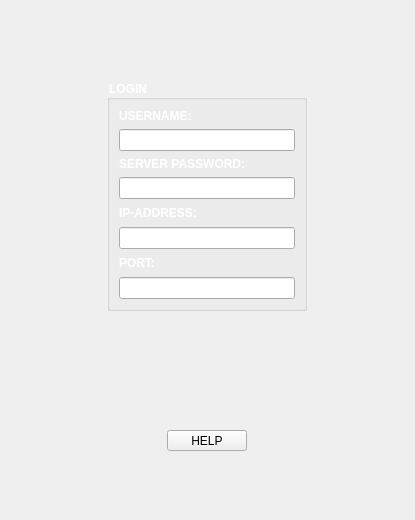
First picture: the form in RubberContractBridge/gui/clientlogin.ui, repository CFWagner/EPE321-RubberContractBridge, before the edit.
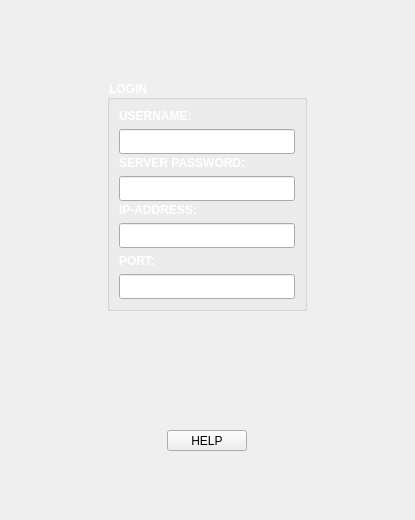
Second picture: the form after the edit.

Diff of the .ui file:
```diff
--- a/RubberContractBridge/gui/clientlogin.ui
+++ b/RubberContractBridge/gui/clientlogin.ui
@@ -42,6 +42,12 @@
       </item>
       <item>
        <widget class="QLineEdit" name="usernameLine">
+        <property name="minimumSize">
+         <size>
+          <width>0</width>
+          <height>25</height>
+         </size>
+        </property>
         <property name="styleSheet">
          <string notr="true">color: rgb(0, 0, 0)</string>
         </property>
@@ -60,6 +66,12 @@
       </item>
       <item>
        <widget class="QLineEdit" name="passwordLine">
+        <property name="minimumSize">
+         <size>
+          <width>0</width>
+          <height>25</height>
+         </size>
+        </property>
         <property name="styleSheet">
          <string notr="true">color:rgb(0, 0, 0)</string>
         </property>
@@ -76,6 +88,12 @@
     </item>
     <item>
      <widget class="QLineEdit" name="ipAddressLine">
+      <property name="minimumSize">
+       <size>
+        <width>0</width>
+        <height>25</height>
+       </size>
+      </property>
       <property name="styleSheet">
        <string notr="true">color:rgb(0, 0, 0)</string>
       </property>
@@ -90,6 +108,12 @@
     </item>
     <item>
      <widget class="QLineEdit" name="portLine">
+      <property name="minimumSize">
+       <size>
+        <width>0</width>
+        <height>25</height>
+       </size>
+      </property>
       <property name="styleSheet">
        <string notr="true">color:rgb(0, 0, 0)</string>
       </property>
```
